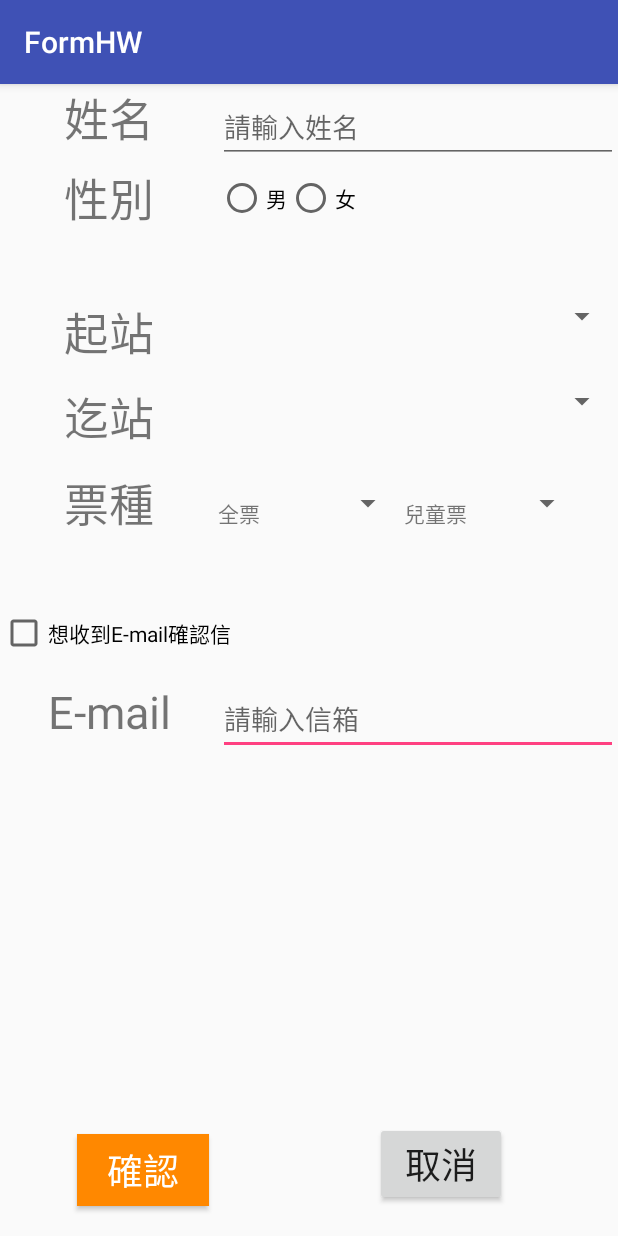
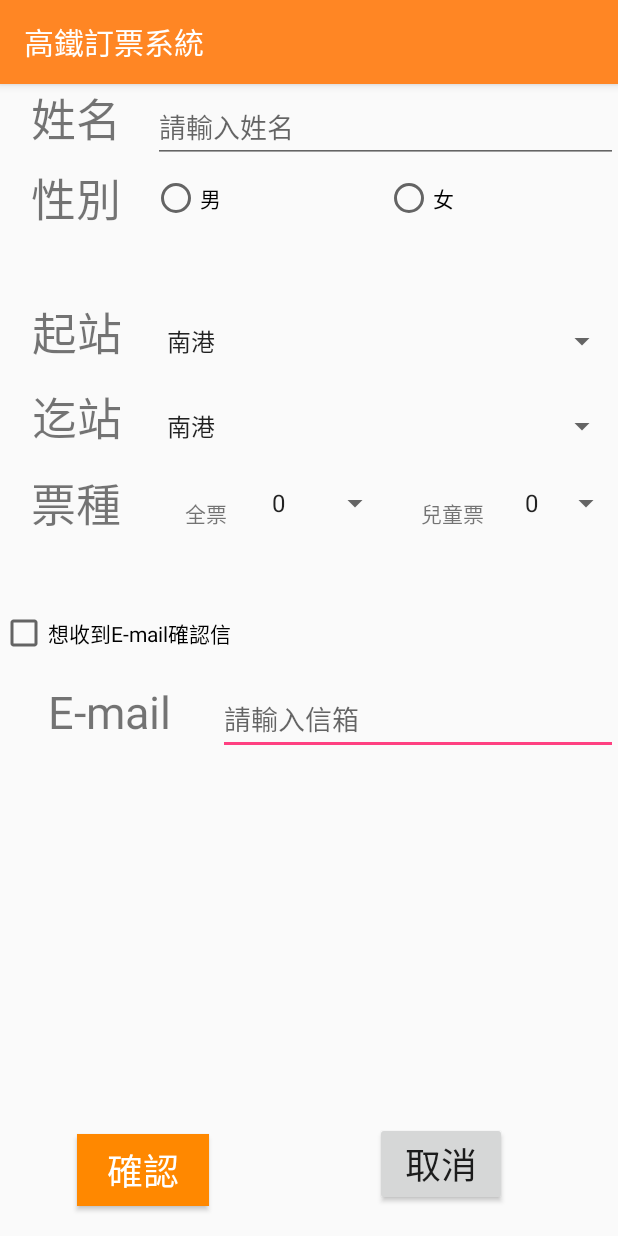
Before and after one commit to miyuiki/Android-HW5, an Android app: the screen it shows after launch (MainActivity), on a phone screen of 412 x 824 dp. Run offline under Robolectric (Android 15) with nearby library versions, the phone set to English and light mode, and no system bars.

Commit message:
0329 commited from PC

```diff
--- a/app/src/main/java/com/example/jay/formhw/MainActivity.java
+++ b/app/src/main/java/com/example/jay/formhw/MainActivity.java
@@ -2,12 +2,38 @@ package com.example.jay.formhw;
 
 import android.support.v7.app.AppCompatActivity;
 import android.os.Bundle;
+import android.widget.ArrayAdapter;
+import android.widget.Spinner;
 
 public class MainActivity extends AppCompatActivity {
+    private Spinner spnStart;
+    private Spinner spnEnd;
+    private Spinner spnAd;
+    private Spinner spnCh;
+    String[] station = new String[] {"南港","台北","板橋","桃園","新竹","台中","嘉義","台南","左營"};
+    String[] ticket = new String[] {"0","1","2","3","4","5"};
+
+
 
     @Override
     protected void onCreate(Bundle savedInstanceState) {
         super.onCreate(savedInstanceState);
         setContentView(R.layout.activity_main);
+
+        spnStart = (Spinner) findViewById(R.id.spinner);
+        spnEnd = (Spinner) findViewById(R.id.spinner2);
+        spnAd = (Spinner) findViewById(R.id.spinner3);
+        spnCh = (Spinner) findViewById(R.id.spinner4);
+
+        ArrayAdapter<String> adapterStation = new ArrayAdapter<String>(this,android.R.layout.simple_spinner_item,station);
+        adapterStation.setDropDownViewResource(android.R.layout.simple_spinner_dropdown_item);
+        ArrayAdapter<String> adapterTicket = new ArrayAdapter<String>(this,android.R.layout.simple_spinner_item,ticket);
+        adapterTicket.setDropDownViewResource(android.R.layout.simple_spinner_dropdown_item);
+
+        spnStart.setAdapter(adapterStation);
+        spnEnd.setAdapter(adapterStation);
+        spnAd.setAdapter(adapterTicket);
+        spnCh.setAdapter(adapterTicket);
+
     }
 }
--- a/app/src/main/res/layout/activity_main.xml
+++ b/app/src/main/res/layout/activity_main.xml
@@ -24,7 +24,7 @@
 
             <TextView
                 android:id="@+id/textView"
-                android:layout_width="145dp"
+                android:layout_width="101dp"
                 android:layout_height="wrap_content"
                 android:text="性別"
                 android:textAlignment="center"
@@ -32,26 +32,22 @@
 
             <RadioGroup
                 android:layout_width="match_parent"
-                android:layout_height="match_parent" >
-
-                <LinearLayout
-                    android:layout_width="match_parent"
                 android:layout_height="match_parent"
-                    android:layout_weight="1"
                 android:orientation="horizontal">
 
                 <RadioButton
                     android:id="@+id/radioButton"
                     android:layout_width="wrap_content"
                     android:layout_height="match_parent"
+                    android:layout_weight="1"
                     android:text="男" />
 
                 <RadioButton
                     android:id="@+id/radioButton2"
                     android:layout_width="wrap_content"
                     android:layout_height="match_parent"
+                    android:layout_weight="1"
                     android:text="女" />
-                </LinearLayout>
 
             </RadioGroup>
 
@@ -71,7 +67,7 @@
 
         <TextView
             android:id="@+id/textView"
-            android:layout_width="145dp"
+            android:layout_width="103dp"
             android:layout_height="wrap_content"
             android:text="起站"
             android:textAlignment="center"
@@ -97,14 +93,14 @@
 
         <TextView
             android:id="@+id/textView"
-            android:layout_width="145dp"
+            android:layout_width="103dp"
             android:layout_height="wrap_content"
             android:text="迄站"
             android:textAlignment="center"
             android:textSize="30sp" />
 
         <Spinner
-            android:id="@+id/spinner"
+            android:id="@+id/spinner2"
             android:layout_width="match_parent"
             android:layout_height="wrap_content"
             android:layout_weight="1" />
@@ -124,7 +120,7 @@
 
         <TextView
             android:id="@+id/textView"
-            android:layout_width="145dp"
+            android:layout_width="102dp"
             android:layout_height="wrap_content"
             android:text="票種"
             android:textAlignment="center"
@@ -134,11 +130,12 @@
             android:id="@+id/textView2"
             android:layout_width="wrap_content"
             android:layout_height="wrap_content"
+            android:layout_weight="0.46"
             android:text="全票"
-            android:layout_weight="0.32" />
+            android:textAlignment="center" />
 
         <Spinner
-            android:id="@+id/spinner4"
+            android:id="@+id/spinner3"
             android:layout_width="wrap_content"
             android:layout_height="match_parent"
             android:layout_weight="0.16" />
@@ -147,11 +144,12 @@
             android:id="@+id/textView3"
             android:layout_width="wrap_content"
             android:layout_height="wrap_content"
+            android:layout_weight="0.41"
             android:text="兒童票"
-            android:layout_weight="0.29" />
+            android:textAlignment="center" />
 
         <Spinner
-            android:id="@+id/spinner3"
+            android:id="@+id/spinner4"
             android:layout_width="wrap_content"
             android:layout_height="match_parent" />
 
@@ -245,7 +243,7 @@
 
         <TextView
             android:id="@+id/textView"
-            android:layout_width="145dp"
+            android:layout_width="102dp"
             android:layout_height="wrap_content"
             android:text="姓名"
             android:textAlignment="center"
--- a/app/src/main/res/values/colors.xml
+++ b/app/src/main/res/values/colors.xml
@@ -1,6 +1,6 @@
 <?xml version="1.0" encoding="utf-8"?>
 <resources>
-    <color name="colorPrimary">#3F51B5</color>
-    <color name="colorPrimaryDark">#303F9F</color>
+    <color name="colorPrimary">#ff8624</color>
+    <color name="colorPrimaryDark">#ff8624</color>
     <color name="colorAccent">#FF4081</color>
 </resources>
--- a/app/src/main/res/values/strings.xml
+++ b/app/src/main/res/values/strings.xml
@@ -1,3 +1,3 @@
 <resources>
-    <string name="app_name">FormHW</string>
+    <string name="app_name">高鐵訂票系統</string>
 </resources>
```
Lines whose indentation alone changed are shown as unchanged.
